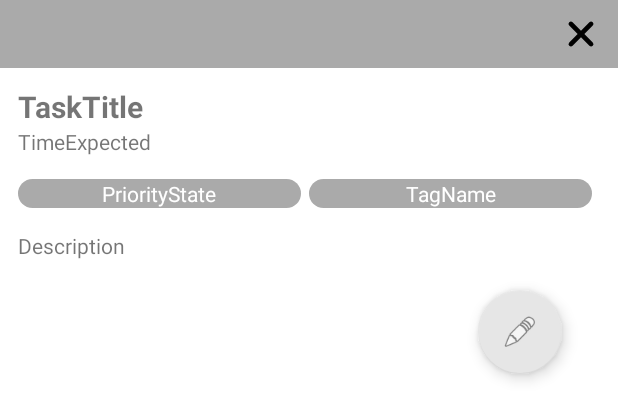
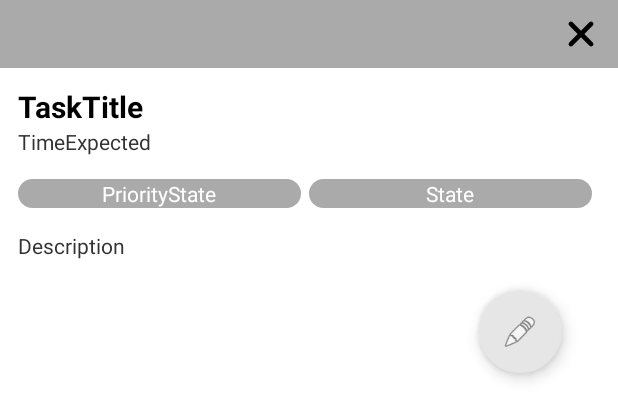
Before and after one commit to alfonsomiguelcruz/goalkeep, an Android app built with Jetpack Compose: the layout view_task_layout.xml on its own in the app's theme, with its tools: preview values and no code run, on a phone screen of 412 x 824 dp. Shown: the top 417 px of the screen. Run offline under Robolectric (Android 15) with nearby library versions, the phone set to English and light mode, and no system bars.

Commit message:
Implement basic task view on click

```diff
--- a/app/src/main/res/layout/view_task_layout.xml
+++ b/app/src/main/res/layout/view_task_layout.xml
@@ -16,7 +16,7 @@
         android:background="@android:color/darker_gray">
 
         <ImageButton
-            android:id="@+id/imageButton"
+            android:id="@+id/btn_close_task"
             android:layout_width="wrap_content"
             android:layout_height="wrap_content"
             android:layout_gravity="end"
@@ -39,6 +39,7 @@
             android:layout_width="match_parent"
             android:layout_height="wrap_content"
             android:text="TaskTitle"
+            android:textColor="@android:color/primary_text_light"
             android:textSize="20sp"
             android:textStyle="bold" />
 
@@ -48,6 +49,7 @@
             android:layout_height="wrap_content"
             android:layout_marginBottom="15dp"
             android:text="TimeExpected"
+            android:textColor="@android:color/secondary_text_light"
             android:textSize="14sp" />
 
         <LinearLayout
@@ -69,14 +71,14 @@
                 android:textColor="#FFFFFF" />
 
             <TextView
-                android:id="@+id/tv_view_task_tag"
+                android:id="@+id/tv_view_task_state"
                 android:layout_width="75dp"
                 android:layout_height="wrap_content"
                 android:layout_marginEnd="5dp"
                 android:layout_weight="1"
                 android:background="@drawable/corners"
                 android:backgroundTint="@android:color/darker_gray"
-                android:text="TagName"
+                android:text="State"
                 android:textAlignment="center"
                 android:textColor="#FFFFFF" />
         </LinearLayout>
@@ -86,7 +88,8 @@
             android:layout_width="match_parent"
             android:layout_height="wrap_content"
             android:layout_marginBottom="20dp"
-            android:text="Description" />
+            android:text="Description"
+            android:textColor="@android:color/secondary_text_light" />
 
         <com.google.android.material.floatingactionbutton.FloatingActionButton
             android:id="@+id/fab_view_task_edit"
```
Also changed, not shown: app/src/main/java/com/mobdeve/s13/group03/goalkeep/TaskAdapter.kt (+60 -0 lines).
